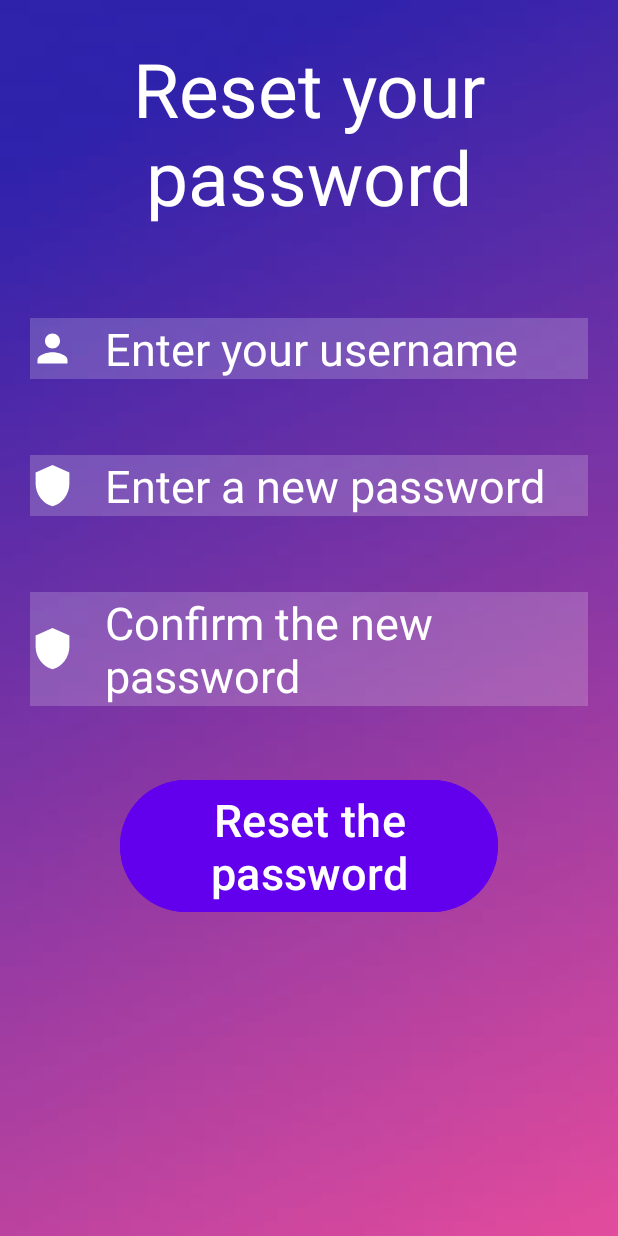
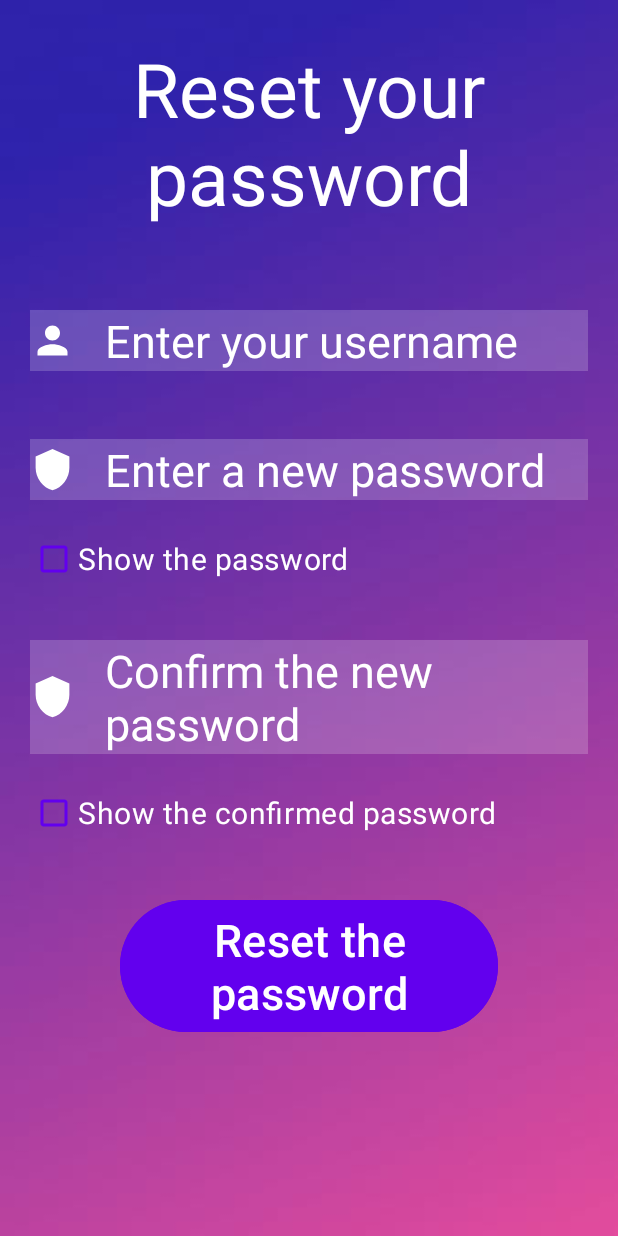
Before and after one commit to 75353105/Fullfilment, an Android app: the screen it shows after launch (ForgottenPasswordActivity), after a tap on "Have you forgotten your password?", on a phone screen of 412 x 824 dp. Run offline under Robolectric (Android 15) with nearby library versions, the light colour scheme and no system bars; libraries missing offline, so code that uses them is left out: at.favre.lib.

Commit message:
vizibilitate parole

```diff
--- a/app/src/main/java/com/example/fullfilment_v3/signin/ForgottenPasswordActivity.java
+++ b/app/src/main/java/com/example/fullfilment_v3/signin/ForgottenPasswordActivity.java
@@ -5,6 +5,9 @@ import androidx.appcompat.app.AppCompatActivity;
 import android.content.Intent;
 import android.graphics.Color;
 import android.os.Bundle;
+import android.text.method.HideReturnsTransformationMethod;
+import android.text.method.PasswordTransformationMethod;
+import android.widget.CheckBox;
 import android.widget.EditText;
 
 import com.example.fullfilment_v3.R;
@@ -20,6 +23,9 @@ public class ForgottenPasswordActivity extends AppCompatActivity {
     EditText editTextConfirmNewPassword;
     MaterialButton btnResetPassword;
 
+    CheckBox cbShowPassword;
+    CheckBox cbShowConfirmation;
+
     @Override
     protected void onCreate(Bundle savedInstanceState) {
         super.onCreate(savedInstanceState);
@@ -29,6 +35,24 @@ public class ForgottenPasswordActivity extends AppCompatActivity {
         editTextNewPassword = findViewById(R.id.editTextNewPassword);
         editTextConfirmNewPassword = findViewById(R.id.editTextConfirmNewPassword);
         btnResetPassword = findViewById(R.id.btnReset);
+        cbShowConfirmation = findViewById(R.id.cbShowConfirmPassword);
+        cbShowPassword = findViewById(R.id.cbShowNewPassword);
+
+        cbShowPassword.setOnCheckedChangeListener((compoundButton, isChecked) -> {
+            if(isChecked) {
+                editTextNewPassword.setTransformationMethod(HideReturnsTransformationMethod.getInstance());
+            } else {
+                editTextNewPassword.setTransformationMethod(PasswordTransformationMethod.getInstance());
+            }
+        });
+
+        cbShowConfirmation.setOnCheckedChangeListener((compoundButton, isChecked) -> {
+            if(isChecked) {
+                editTextConfirmNewPassword.setTransformationMethod(HideReturnsTransformationMethod.getInstance());
+            } else {
+                editTextConfirmNewPassword.setTransformationMethod(PasswordTransformationMethod.getInstance());
+            }
+        });
 
         btnResetPassword.setOnClickListener(view -> {
             String username = editTextUsername.getText().toString().trim();
--- a/app/src/main/java/com/example/fullfilment_v3/signin/SignInActivity.java
+++ b/app/src/main/java/com/example/fullfilment_v3/signin/SignInActivity.java
@@ -5,13 +5,16 @@ import androidx.appcompat.app.AppCompatActivity;
 
 import android.content.Intent;
 import android.os.Bundle;
+import android.text.method.HideReturnsTransformationMethod;
+import android.text.method.PasswordTransformationMethod;
 import android.widget.Button;
+import android.widget.CheckBox;
+import android.widget.CompoundButton;
 import android.widget.EditText;
 import android.widget.TextView;
 
 import com.example.fullfilment_v3.R;
 import com.example.fullfilment_v3.asynctask.InsertUserAsyncTask;
-import com.example.fullfilment_v3.asynctask.ResetPasswordAsyncTask;
 import com.example.fullfilment_v3.asynctask.VerifyUserAsyncTask;
 import com.example.fullfilment_v3.signup.SignUpActivity;
 import com.example.fullfilment_v3.users.User;
@@ -25,17 +28,27 @@ public class SignInActivity extends AppCompatActivity {
     Button signUpButton;
     Intent intent;
     TextView txtForgottenPassword;
+    CheckBox showPassword;
 
     @Override
     protected void onCreate(Bundle savedInstanceState) {
         super.onCreate(savedInstanceState);
-        setContentView(R.layout.activity_main);
+        setContentView(R.layout.activity_sign_in);
 
         editTextUsername = findViewById(R.id.editTextUsername);
         editTextPassword = findViewById(R.id.editTextPassword);
         signInButton = findViewById(R.id.btnSignIn);
         signUpButton = findViewById(R.id.btnSignUp);
         txtForgottenPassword = findViewById(R.id.txtForgotPassword);
+        showPassword = findViewById(R.id.cbShowPassword);
+
+        showPassword.setOnCheckedChangeListener((compoundButton, isChecked) -> {
+            if(isChecked) {
+                editTextPassword.setTransformationMethod(HideReturnsTransformationMethod.getInstance());
+            } else {
+                editTextPassword.setTransformationMethod(PasswordTransformationMethod.getInstance());
+            }
+        });
 
         txtForgottenPassword.setOnClickListener(view -> {
             intent = new Intent(getApplicationContext(), ForgottenPasswordActivity.class);
--- /dev/null
+++ b/app/src/main/res/drawable/baseline_check_box_24.xml
@@ -0,0 +1,5 @@
+<vector android:height="24dp" android:tint="#000000"
+    android:viewportHeight="24" android:viewportWidth="24"
+    android:width="24dp" xmlns:android="http://schemas.android.com/apk/res/android">
+    <path android:fillColor="@android:color/white" android:pathData="M19,3L5,3c-1.11,0 -2,0.9 -2,2v14c0,1.1 0.89,2 2,2h14c1.11,0 2,-0.9 2,-2L21,5c0,-1.1 -0.89,-2 -2,-2zM10,17l-5,-5 1.41,-1.41L10,14.17l7.59,-7.59L19,8l-9,9z"/>
+</vector>
--- a/app/src/main/res/layout/activity_forgotten_password.xml
+++ b/app/src/main/res/layout/activity_forgotten_password.xml
@@ -23,7 +23,7 @@
         android:layout_height = "wrap_content"
         android:layout_below = "@id/txtTitle"
         android:layout_marginStart = "20dp"
-        android:layout_marginTop = "35dp"
+        android:layout_marginTop = "30dp"
         android:layout_marginEnd = "20dp"
         android:layout_marginBottom = "15dp"
         android:background = "#30ffffff"
@@ -40,7 +40,7 @@
         android:layout_height = "wrap_content"
         android:layout_below = "@id/editTextUsername"
         android:layout_marginStart = "20dp"
-        android:layout_marginTop = "35dp"
+        android:layout_marginTop = "30dp"
         android:layout_marginEnd = "20dp"
         android:layout_marginBottom = "15dp"
         android:background = "#30ffffff"
@@ -51,13 +51,26 @@
         android:drawableLeft = "@drawable/baseline_shield_30"
         android:drawablePadding = "20dp"/>
 
+    <CheckBox
+        android:id = "@+id/cbShowNewPassword"
+        android:layout_width = "match_parent"
+        android:layout_height = "wrap_content"
+        android:layout_below = "@id/editTextNewPassword"
+        android:text = "Show the password"
+        android:textSize = "20sp"
+        android:textColor = "@color/white"
+        android:layout_marginTop = "0dp"
+        android:layout_marginLeft = "20dp"
+        android:layout_marginRight = "20dp"
+        android:buttonTint = "@color/design_default_color_primary"/>
+
     <EditText
         android:id = "@+id/editTextConfirmNewPassword"
         android:layout_width = "match_parent"
         android:layout_height = "wrap_content"
-        android:layout_below = "@id/editTextNewPassword"
+        android:layout_below = "@id/cbShowNewPassword"
         android:layout_marginStart = "20dp"
-        android:layout_marginTop = "35dp"
+        android:layout_marginTop = "30dp"
         android:layout_marginEnd = "20dp"
         android:layout_marginBottom = "15dp"
         android:background = "#30ffffff"
@@ -68,11 +81,24 @@
         android:drawableLeft = "@drawable/baseline_shield_30"
         android:drawablePadding = "20dp"/>
 
+    <CheckBox
+        android:id = "@+id/cbShowConfirmPassword"
+        android:layout_width = "match_parent"
+        android:layout_height = "wrap_content"
+        android:layout_below = "@id/editTextConfirmNewPassword"
+        android:text = "Show the confirmed password"
+        android:textSize = "20sp"
+        android:textColor = "@color/white"
+        android:layout_marginTop = "0dp"
+        android:layout_marginLeft = "20dp"
+        android:layout_marginRight = "20dp"
+        android:buttonTint = "@color/design_default_color_primary"/>
+
     <com.google.android.material.button.MaterialButton
         android:id = "@+id/btnReset"
         android:layout_width = "wrap_content"
         android:layout_height = "wrap_content"
-        android:layout_below = "@id/editTextConfirmNewPassword"
+        android:layout_below = "@id/cbShowConfirmPassword"
         android:backgroundTint = "@color/design_default_color_primary"
         android:text = "Reset the password"
         android:textColor = "@color/white"
```
Also changed, not shown: app/src/main/java/com/example/fullfilment_v3/signup/SignUpActivity.java (+23 -0 lines), app/src/main/res/layout/activity_sign_in.xml (renamed from app/src/main/res/layout/activity_main.xml, +20 -7 lines), app/src/main/res/layout/activity_sign_up.xml (+30 -4 lines).
